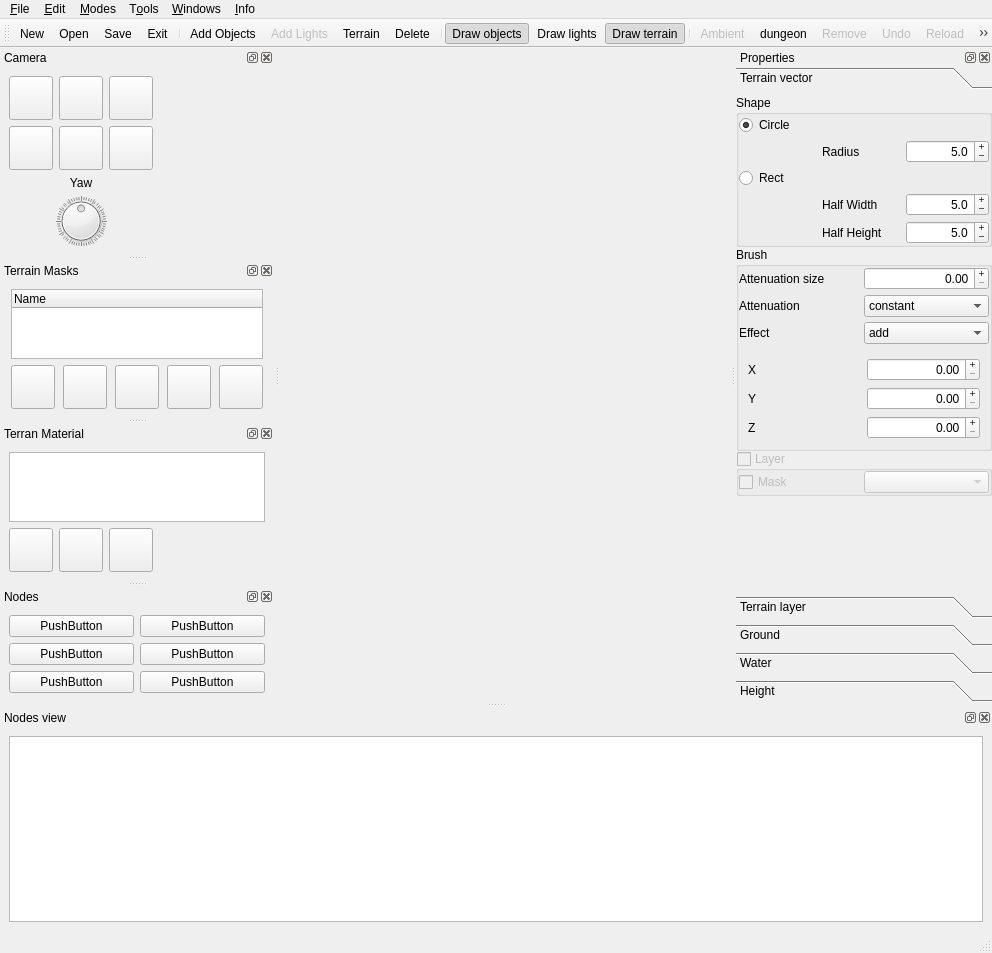
This is new_map_editor/mapeditor.ui in xaphier/Eternal-Lands as Qt 5 draws it before an edit. The edited form follows.
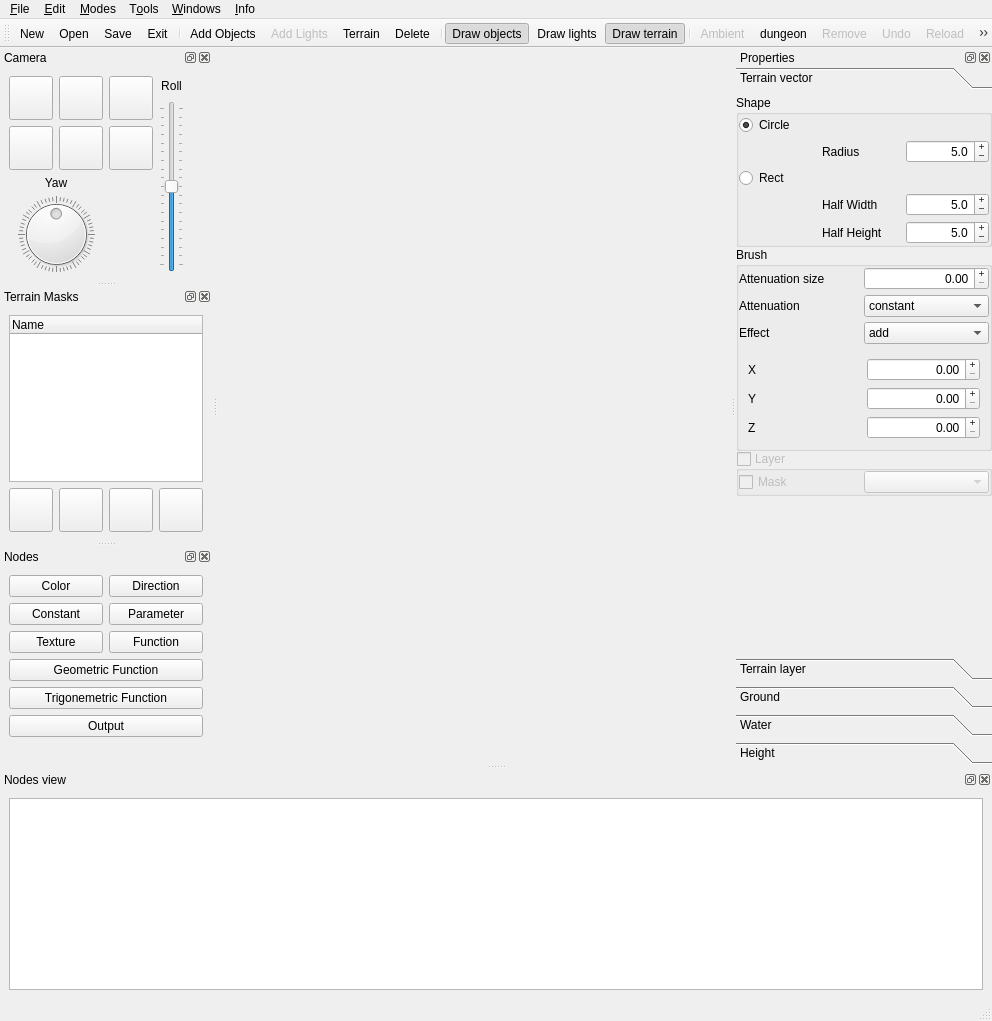
This is the edited form. The open tabs and pages were chosen to show the change. Icons and pictures are not drawn. Custom widgets are drawn as their Qt base class.

Commit message: * Added support for uint and int shader output.  * Added more node based functions to the map editor.  * Added color conversion functions to node based shaders.

The edit to the form file:
```diff
--- a/new_map_editor/mapeditor.ui
+++ b/new_map_editor/mapeditor.ui
@@ -7,7 +7,7 @@
     <x>0</x>
     <y>0</y>
     <width>992</width>
-    <height>953</height>
+    <height>1021</height>
    </rect>
   </property>
   <property name="windowTitle">
@@ -29,8 +29,8 @@
       </property>
       <property name="minimumSize">
        <size>
-        <width>400</width>
-        <height>400</height>
+        <width>200</width>
+        <height>200</height>
        </size>
       </property>
       <property name="sizeIncrement">
@@ -199,7 +199,7 @@
    </attribute>
    <widget class="QWidget" name="dockWidgetContents_4">
     <layout class="QGridLayout" name="gridLayout_5">
-     <item row="0" column="0">
+     <item row="0" column="0" rowspan="2">
       <widget class="QPushButton" name="zoom_out">
        <property name="minimumSize">
         <size>
@@ -225,7 +225,7 @@
        </property>
       </widget>
      </item>
-     <item row="0" column="1">
+     <item row="0" column="1" rowspan="2">
       <widget class="QPushButton" name="move_u">
        <property name="minimumSize">
         <size>
@@ -251,7 +251,7 @@
        </property>
       </widget>
      </item>
-     <item row="0" column="2">
+     <item row="0" column="2" rowspan="2">
       <widget class="QPushButton" name="zoom_in">
        <property name="minimumSize">
         <size>
@@ -277,7 +277,46 @@
        </property>
       </widget>
      </item>
-     <item row="1" column="0">
+     <item row="0" column="3">
+      <widget class="QLabel" name="label_42">
+       <property name="text">
+        <string>Roll</string>
+       </property>
+       <property name="alignment">
+        <set>Qt::AlignCenter</set>
+       </property>
+      </widget>
+     </item>
+     <item row="0" column="4" rowspan="5">
+      <spacer name="horizontalSpacer">
+       <property name="orientation">
+        <enum>Qt::Horizontal</enum>
+       </property>
+       <property name="sizeHint" stdset="0">
+        <size>
+         <width>0</width>
+         <height>0</height>
+        </size>
+       </property>
+      </spacer>
+     </item>
+     <item row="1" column="3" rowspan="4">
+      <widget class="QSlider" name="camera_roll">
+       <property name="maximum">
+        <number>90</number>
+       </property>
+       <property name="value">
+        <number>45</number>
+       </property>
+       <property name="tickPosition">
+        <enum>QSlider::TicksBothSides</enum>
+       </property>
+       <property name="tickInterval">
+        <number>5</number>
+       </property>
+      </widget>
+     </item>
+     <item row="2" column="0">
       <widget class="QPushButton" name="move_l">
        <property name="minimumSize">
         <size>
@@ -303,7 +342,7 @@
        </property>
       </widget>
      </item>
-     <item row="1" column="1">
+     <item row="2" column="1">
       <widget class="QPushButton" name="move_d">
        <property name="minimumSize">
         <size>
@@ -329,7 +368,7 @@
        </property>
       </widget>
      </item>
-     <item row="1" column="2">
+     <item row="2" column="2">
       <widget class="QPushButton" name="move_r">
        <property name="minimumSize">
         <size>
@@ -355,7 +394,17 @@
        </property>
       </widget>
      </item>
-     <item row="3" column="0" colspan="3">
+     <item row="3" column="0" colspan="2">
+      <widget class="QLabel" name="label_9">
+       <property name="text">
+        <string>Yaw</string>
+       </property>
+       <property name="alignment">
+        <set>Qt::AlignCenter</set>
+       </property>
+      </widget>
+     </item>
+     <item row="4" column="0" colspan="2">
       <widget class="QDial" name="camera_yaw">
        <property name="minimum">
         <number>-180</number>
@@ -374,30 +423,7 @@
        </property>
       </widget>
      </item>
-     <item row="0" column="3" rowspan="4" colspan="2">
-      <spacer name="horizontalSpacer">
-       <property name="orientation">
-        <enum>Qt::Horizontal</enum>
-       </property>
-       <property name="sizeHint" stdset="0">
-        <size>
-         <width>0</width>
-         <height>0</height>
-        </size>
-       </property>
-      </spacer>
-     </item>
-     <item row="2" column="0" colspan="3">
-      <widget class="QLabel" name="label_9">
-       <property name="text">
-        <string>Yaw</string>
-       </property>
-       <property name="alignment">
-        <set>Qt::AlignCenter</set>
-       </property>
-      </widget>
-     </item>
-     <item row="4" column="0" colspan="5">
+     <item row="5" column="0" colspan="5">
       <spacer name="verticalSpacer_2">
        <property name="orientation">
         <enum>Qt::Vertical</enum>
@@ -555,8 +581,8 @@
              <rect>
               <x>0</x>
               <y>0</y>
-              <width>265</width>
-              <height>424</height>
+              <width>122</width>
+              <height>340</height>
              </rect>
             </property>
             <attribute name="label">
@@ -1101,8 +1127,8 @@
              <rect>
               <x>0</x>
               <y>0</y>
-              <width>265</width>
-              <height>424</height>
+              <width>175</width>
+              <height>229</height>
              </rect>
             </property>
             <attribute name="label">
@@ -1223,8 +1249,8 @@
              <rect>
               <x>0</x>
               <y>0</y>
-              <width>265</width>
-              <height>424</height>
+              <width>145</width>
+              <height>300</height>
              </rect>
             </property>
             <attribute name="label">
@@ -1775,8 +1801,8 @@
              <rect>
               <x>0</x>
               <y>0</y>
-              <width>265</width>
-              <height>426</height>
+              <width>193</width>
+              <height>401</height>
              </rect>
             </property>
             <attribute name="label">
@@ -2395,8 +2421,8 @@
              <rect>
               <x>0</x>
               <y>0</y>
-              <width>265</width>
-              <height>426</height>
+              <width>239</width>
+              <height>150</height>
              </rect>
             </property>
             <attribute name="label">
@@ -2584,8 +2610,8 @@
              <rect>
               <x>0</x>
               <y>0</y>
-              <width>265</width>
-              <height>426</height>
+              <width>83</width>
+              <height>60</height>
              </rect>
             </property>
             <attribute name="label">
@@ -2925,8 +2951,8 @@
              <rect>
               <x>0</x>
               <y>0</y>
-              <width>265</width>
-              <height>426</height>
+              <width>100</width>
+              <height>30</height>
              </rect>
             </property>
             <attribute name="label">
@@ -2938,8 +2964,8 @@
              <rect>
               <x>0</x>
               <y>0</y>
-              <width>265</width>
-              <height>426</height>
+              <width>100</width>
+              <height>30</height>
              </rect>
             </property>
             <attribute name="label">
@@ -3586,8 +3612,8 @@
              <rect>
               <x>0</x>
               <y>0</y>
-              <width>265</width>
-              <height>454</height>
+              <width>87</width>
+              <height>87</height>
              </rect>
             </property>
             <attribute name="label">
@@ -3627,8 +3653,8 @@
              <rect>
               <x>0</x>
               <y>0</y>
-              <width>265</width>
-              <height>454</height>
+              <width>122</width>
+              <height>340</height>
              </rect>
             </property>
             <attribute name="label">
@@ -4173,8 +4199,8 @@
              <rect>
               <x>0</x>
               <y>0</y>
-              <width>265</width>
-              <height>454</height>
+              <width>175</width>
+              <height>229</height>
              </rect>
             </property>
             <attribute name="label">
@@ -4295,8 +4321,8 @@
              <rect>
               <x>0</x>
               <y>0</y>
-              <width>265</width>
-              <height>454</height>
+              <width>145</width>
+              <height>300</height>
              </rect>
             </property>
             <attribute name="label">
@@ -4643,7 +4669,7 @@
    </attribute>
    <widget class="QWidget" name="dockWidgetContents">
     <layout class="QGridLayout" name="gridLayout_10">
-     <item row="0" column="0" colspan="5">
+     <item row="0" column="0" colspan="4">
       <widget class="QTreeWidget" name="terrain_layers">
        <property name="selectionMode">
         <enum>QAbstractItemView::MultiSelection</enum>
@@ -4771,154 +4797,6 @@
        </property>
       </widget>
      </item>
-     <item row="1" column="4">
-      <widget class="QPushButton" name="pushButton_5">
-       <property name="minimumSize">
-        <size>
-         <width>44</width>
-         <height>44</height>
-        </size>
-       </property>
-       <property name="maximumSize">
-        <size>
-         <width>44</width>
-         <height>44</height>
-        </size>
-       </property>
-       <property name="text">
-        <string/>
-       </property>
-       <property name="icon">
-        <iconset resource="icons/resourcen.qrc">
-         <normaloff>:/icons/gtk-execute.png</normaloff>:/icons/gtk-execute.png</iconset>
-       </property>
-       <property name="iconSize">
-        <size>
-         <width>32</width>
-         <height>32</height>
-        </size>
-       </property>
-      </widget>
-     </item>
-    </layout>
-   </widget>
-  </widget>
-  <widget class="QDockWidget" name="dockWidget_2">
-   <property name="windowIcon">
-    <iconset resource="icons/resourcen.qrc">
-     <normaloff>:/icons/terrain.png</normaloff>:/icons/terrain.png</iconset>
-   </property>
-   <property name="windowTitle">
-    <string>Terran Material</string>
-   </property>
-   <attribute name="dockWidgetArea">
-    <number>1</number>
-   </attribute>
-   <widget class="QWidget" name="dockWidgetContents_2">
-    <layout class="QGridLayout" name="gridLayout_18">
-     <item row="0" column="0" colspan="4">
-      <widget class="QGraphicsView" name="graphicsView"/>
-     </item>
-     <item row="1" column="0">
-      <widget class="QPushButton" name="pushButton">
-       <property name="minimumSize">
-        <size>
-         <width>44</width>
-         <height>44</height>
-        </size>
-       </property>
-       <property name="maximumSize">
-        <size>
-         <width>44</width>
-         <height>44</height>
-        </size>
-       </property>
-       <property name="text">
-        <string/>
-       </property>
-       <property name="icon">
-        <iconset resource="icons/resourcen.qrc">
-         <normaloff>:/icons/gtk-add.png</normaloff>:/icons/gtk-add.png</iconset>
-       </property>
-       <property name="iconSize">
-        <size>
-         <width>32</width>
-         <height>32</height>
-        </size>
-       </property>
-      </widget>
-     </item>
-     <item row="1" column="1">
-      <widget class="QPushButton" name="pushButton_2">
-       <property name="minimumSize">
-        <size>
-         <width>44</width>
-         <height>44</height>
-        </size>
-       </property>
-       <property name="maximumSize">
-        <size>
-         <width>44</width>
-         <height>44</height>
-        </size>
-       </property>
-       <property name="text">
-        <string/>
-       </property>
-       <property name="icon">
-        <iconset resource="icons/resourcen.qrc">
-         <normaloff>:/icons/editclear.png</normaloff>:/icons/editclear.png</iconset>
-       </property>
-       <property name="iconSize">
-        <size>
-         <width>32</width>
-         <height>32</height>
-        </size>
-       </property>
-      </widget>
-     </item>
-     <item row="1" column="2">
-      <widget class="QPushButton" name="pushButton_8">
-       <property name="minimumSize">
-        <size>
-         <width>44</width>
-         <height>44</height>
-        </size>
-       </property>
-       <property name="maximumSize">
-        <size>
-         <width>44</width>
-         <height>44</height>
-        </size>
-       </property>
-       <property name="text">
-        <string/>
-       </property>
-       <property name="icon">
-        <iconset resource="icons/resourcen.qrc">
-         <normaloff>:/icons/go-jump.png</normaloff>:/icons/go-jump.png</iconset>
-       </property>
-       <property name="iconSize">
-        <size>
-         <width>32</width>
-         <height>32</height>
-        </size>
-       </property>
-      </widget>
-     </item>
-     <item row="1" column="3">
-      <spacer name="horizontalSpacer_5">
-       <property name="orientation">
-        <enum>Qt::Horizontal</enum>
-       </property>
-       <property name="sizeHint" stdset="0">
-        <size>
-         <width>40</width>
-         <height>20</height>
-        </size>
-       </property>
-      </spacer>
-     </item>
     </layout>
    </widget>
   </widget>
@@ -4932,7 +4810,7 @@
    <widget class="QWidget" name="dockWidgetContents_5">
     <layout class="QHBoxLayout" name="horizontalLayout_2">
      <item>
-      <widget class="QGraphicsView" name="graphicsView_2"/>
+      <widget class="QGraphicsView" name="graphicsView"/>
      </item>
     </layout>
    </widget>
@@ -4947,44 +4825,78 @@
    <widget class="QWidget" name="dockWidgetContents_6">
     <layout class="QGridLayout" name="gridLayout_27">
      <item row="0" column="0">
-      <widget class="QPushButton" name="pushButton_9">
+      <widget class="QPushButton" name="color_button">
        <property name="text">
-        <string>PushButton</string>
+        <string>Color</string>
        </property>
       </widget>
      </item>
      <item row="0" column="1">
-      <widget class="QPushButton" name="pushButton_10">
+      <widget class="QPushButton" name="direction_button">
        <property name="text">
-        <string>PushButton</string>
+        <string>Direction</string>
        </property>
       </widget>
      </item>
      <item row="1" column="0">
-      <widget class="QPushButton" name="pushButton_11">
+      <widget class="QPushButton" name="constant_button">
        <property name="text">
-        <string>PushButton</string>
+        <string>Constant</string>
        </property>
       </widget>
      </item>
      <item row="1" column="1">
-      <widget class="QPushButton" name="pushButton_12">
+      <widget class="QPushButton" name="parameter_button">
        <property name="text">
-        <string>PushButton</string>
+        <string>Parameter</string>
        </property>
       </widget>
      </item>
      <item row="2" column="0">
-      <widget class="QPushButton" name="pushButton_13">
+      <widget class="QPushButton" name="texture_button">
        <property name="text">
-        <string>PushButton</string>
+        <string>Texture</string>
        </property>
       </widget>
      </item>
      <item row="2" column="1">
-      <widget class="QPushButton" name="pushButton_14">
+      <widget class="QPushButton" name="function_button">
        <property name="text">
-        <string>PushButton</string>
+        <string>Function</string>
+       </property>
+      </widget>
+     </item>
+     <item row="4" column="0" colspan="2">
+      <widget class="QPushButton" name="trigonemetric_function_button">
+       <property name="text">
+        <string>Trigonemetric Function</string>
+       </property>
+      </widget>
+     </item>
+     <item row="7" column="0">
+      <spacer name="verticalSpacer_13">
+       <property name="orientation">
+        <enum>Qt::Vertical</enum>
+       </property>
+       <property name="sizeHint" stdset="0">
+        <size>
+         <width>20</width>
+         <height>40</height>
+        </size>
+       </property>
+      </spacer>
+     </item>
+     <item row="3" column="0" colspan="2">
+      <widget class="QPushButton" name="geometric_function_button">
+       <property name="text">
+        <string>Geometric Function</string>
+       </property>
+      </widget>
+     </item>
+     <item row="5" column="0" colspan="2">
+      <widget class="QPushButton" name="output_button">
+       <property name="text">
+        <string>Output</string>
        </property>
       </widget>
      </item>
```
The commit also changes 31 other files.
